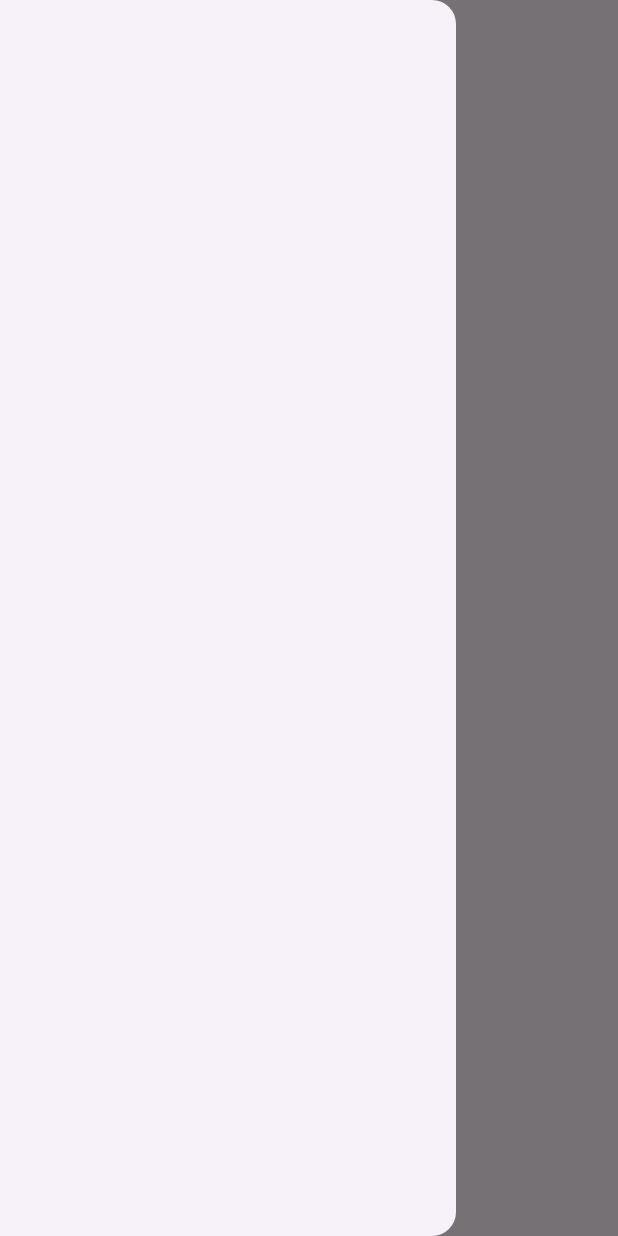
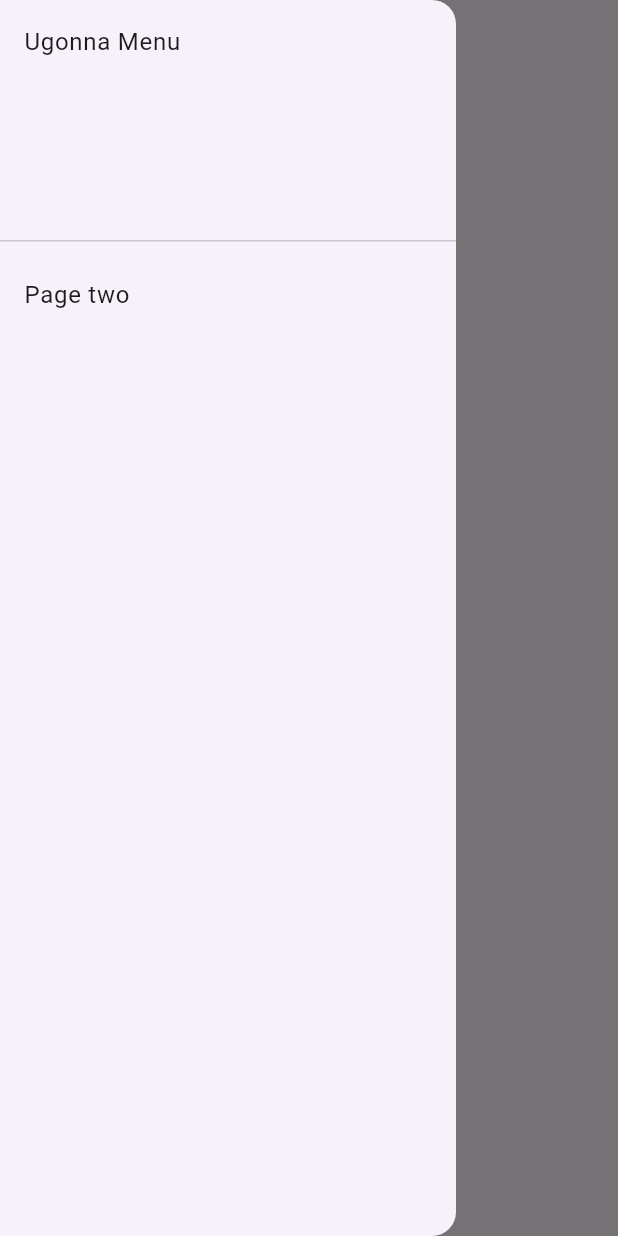
Before and after one commit to Ere-yiga/Navii, a Flutter app: the screen it shows after launch, with the side drawer open, on a phone screen of 412 x 824 dp. Run offline on Flutter 3.47's test engine with Material 3 defaults, Android fonts, the light colour scheme and no system bars.

Commit message:
worked more on the drawer to link to another page

```diff
--- a/lib/Pagez/first_page.dart
+++ b/lib/Pagez/first_page.dart
@@ -8,7 +8,20 @@ class FirstPage extends StatelessWidget {
   Widget build(BuildContext context) {
     return Scaffold(
       appBar: AppBar(title: Text("Page One")),
-      drawer: Drawer(),
+      drawer: Drawer(
+        child: ListView(
+          children: [
+            DrawerHeader(child: Text("Ugonna Menu")),
+            ListTile(
+              title: Text("Page two"),
+              onTap: (){
+                Navigator.pushNamed(
+                context, '/SecondPage');
+              }
+            )
+          ],
+        )
+      ),
       body: Center(
         child: ElevatedButton(
           onPressed: (){
```
